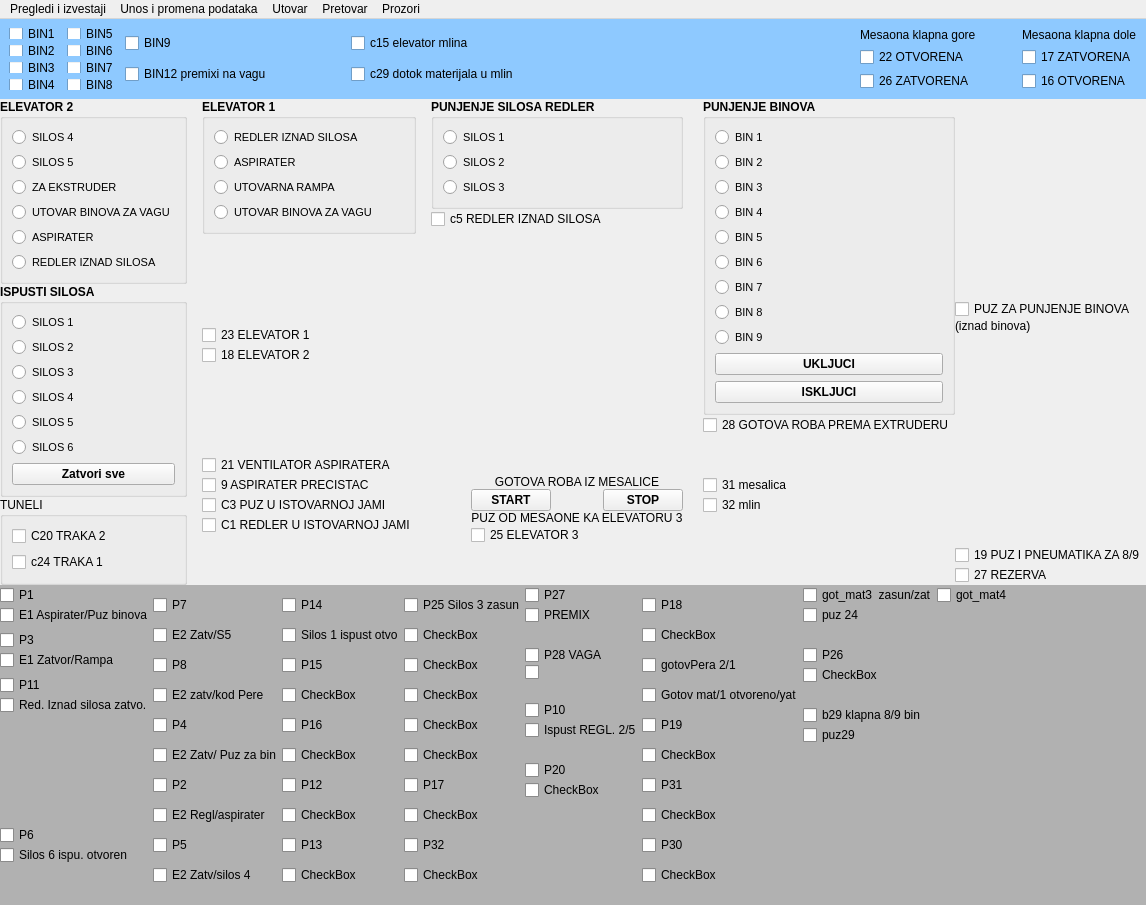
This is ui/mainwindow1.ui in nikolakn/biovita as Qt 5 draws it before an edit. The edited form follows.
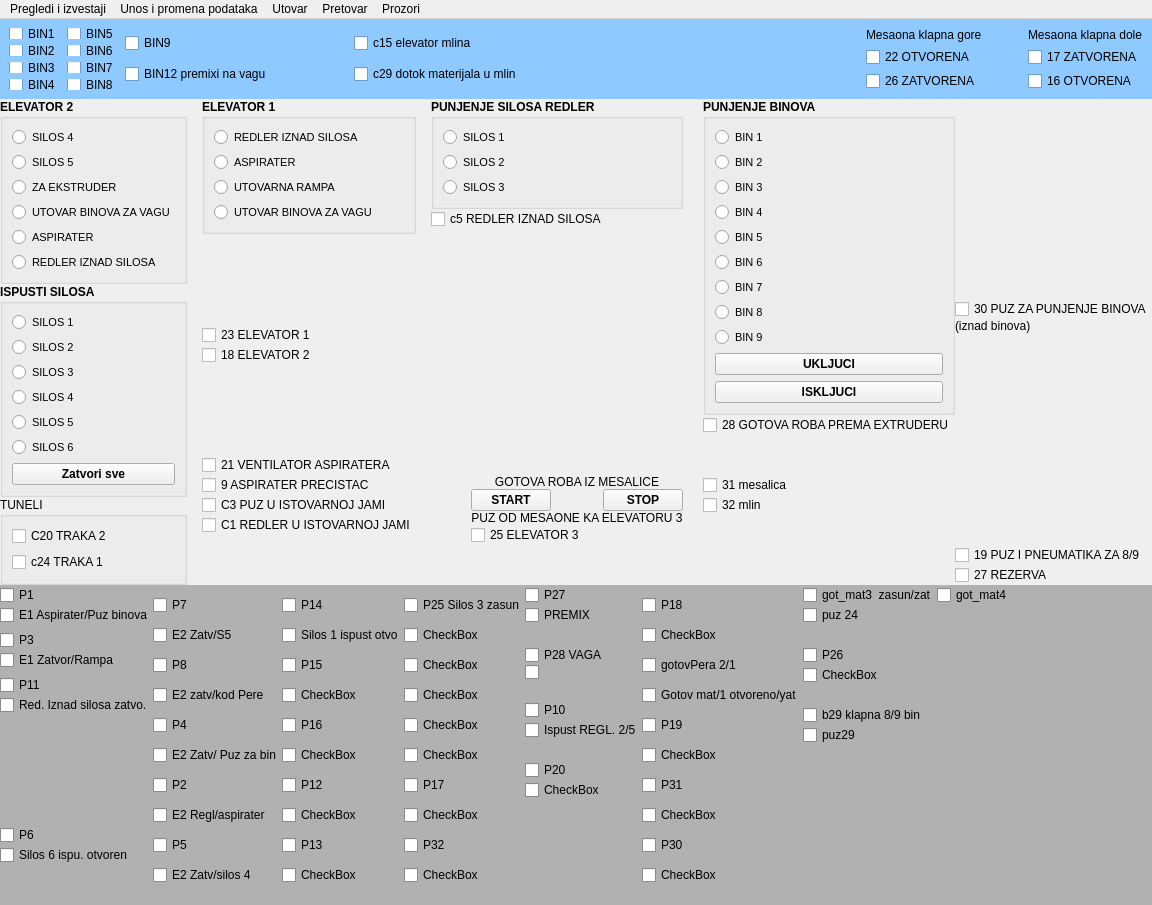
This is the edited form.

Patch:
```diff
--- a/ui/mainwindow1.ui
+++ b/ui/mainwindow1.ui
@@ -1223,7 +1223,7 @@
           <item>
            <widget class="QCheckBox" name="checkBox_98">
             <property name="text">
-             <string>PUZ ZA PUNJENJE BINOVA</string>
+             <string>30 PUZ ZA PUNJENJE BINOVA</string>
             </property>
            </widget>
           </item>
```
